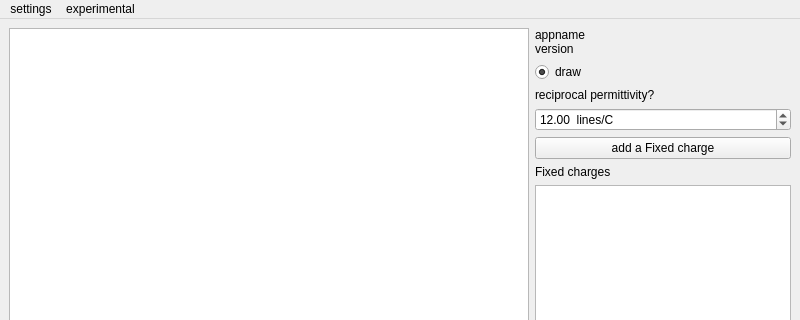
Before: the Qt Designer form mainwindow.ui in ark231/LOEF_drawer, drawn with Qt 5; both pictures show x 0 to 800 and y 0 to 320 of the 800 by 600 pixel window.
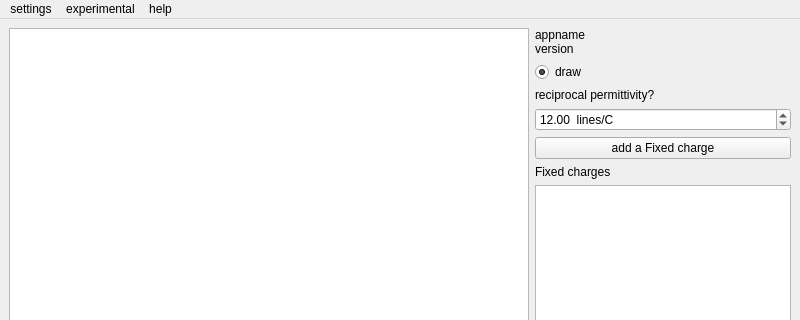
After: the same form once the commit is applied. Icons and pictures are not drawn. Custom widgets are drawn as their Qt base class.

The edit to the form file:
```diff
--- a/mainwindow.ui
+++ b/mainwindow.ui
@@ -234,8 +234,16 @@
     <addaction name="menushow_sample"/>
     <addaction name="actionoutput_samples"/>
    </widget>
+   <widget class="QMenu" name="menucredit">
+    <property name="title">
+     <string>help</string>
+    </property>
+    <addaction name="actionabout_LOEF_drawer"/>
+    <addaction name="actionabout_qt"/>
+   </widget>
    <addaction name="menusettings"/>
    <addaction name="menuexperimental"/>
+   <addaction name="menucredit"/>
   </widget>
   <widget class="QStatusBar" name="statusbar"/>
   <action name="actionEnglish">
```
Left out of the diff: 18 changed lines with no effect on the pictures.
